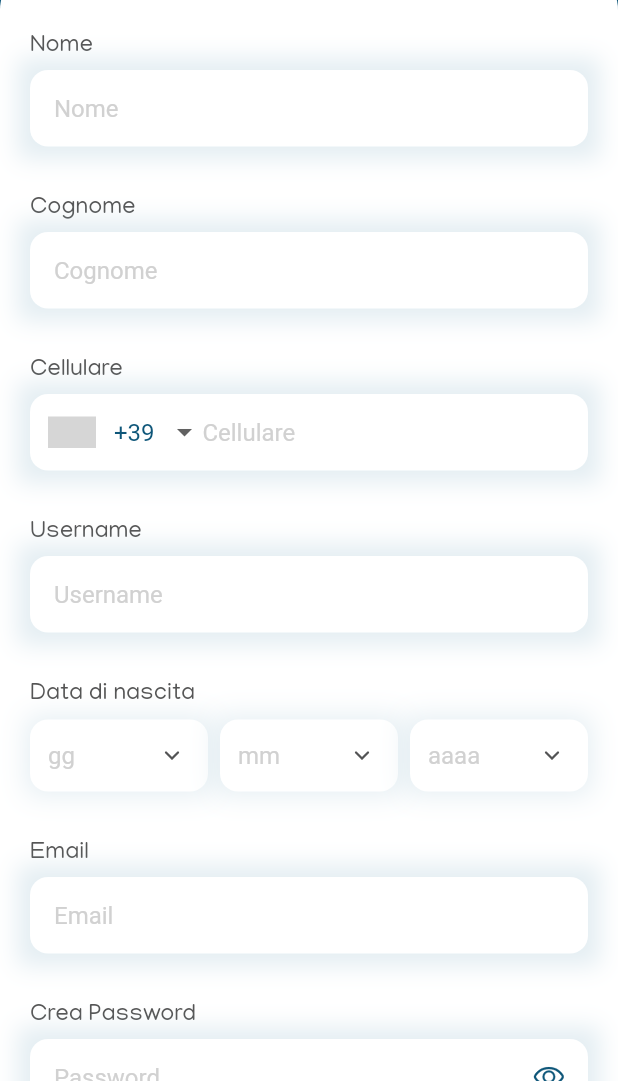
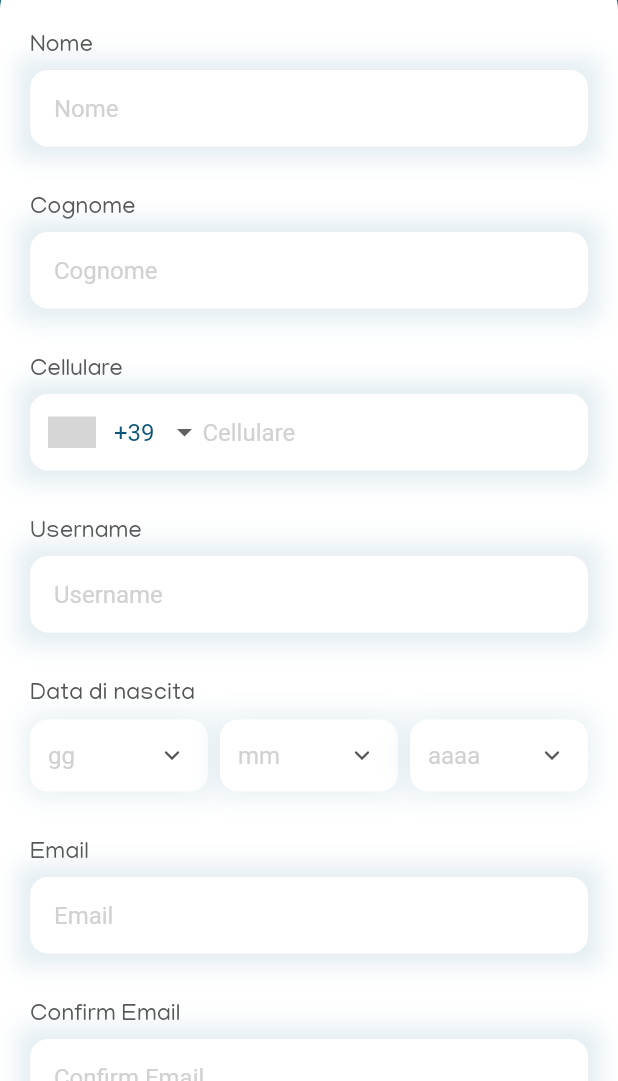
Before and after one commit to ankoosh544/my-sisterly-app-staging, a Flutter app: the SignupScreen screen opened directly, on a phone screen of 412 x 824 dp, the part 155-1236 px from its top. Run offline on Flutter 3.47's test engine with Material 2 defaults, Android fonts, the phone set to English and light mode, and no system bars; drawn by our look-alikes of intl_phone_number_input; our stand-ins replace cached_network_image, carousel_slider, device_info, firebase_analytics, firebase_core, flutter_rating_bar and 13 more; missing offline and left inert: add_2_calendar, app_settings, app_tracking_transparency, facebook_app_events, flutter_facebook_auth, flutter_inappwebview and 5 more; accounts and stored records are empty; grey boxes are pictures that could not be loaded.

Commit message:
confirm_email added to registration screen

```diff
--- a/lib/screens/signup_screen.dart
+++ b/lib/screens/signup_screen.dart
@@ -25,6 +25,7 @@ class SignupScreenState extends State<SignupScreen> {
   final TextEditingController _lastNameController = TextEditingController();
   final TextEditingController _phoneController = TextEditingController();
   final TextEditingController _emailController = TextEditingController();
+  final TextEditingController _confirmemailController = TextEditingController();
   final TextEditingController _usernameController = TextEditingController();
   final TextEditingController _passwordController = TextEditingController();
   final TextEditingController _birthDayText = TextEditingController();
@@ -71,6 +72,11 @@ class SignupScreenState extends State<SignupScreen> {
       return;
     }
 
+    if (ApiManager.isEmpty(_confirmemailController.text.trim())) {
+      ApiManager.showErrorToast(context, "signup_email_mandatory");
+      return;
+    }
+
     if (ApiManager.isEmpty(_passwordController.text.trim())) {
       ApiManager.showErrorToast(context, "signup_password_mandatory");
       return;
@@ -87,9 +93,12 @@ class SignupScreenState extends State<SignupScreen> {
 
     _usernameController.text = _usernameController.text.toLowerCase().trim();
     _emailController.text = _emailController.text.toLowerCase().trim();
+    _confirmemailController.text =
+        _confirmemailController.text.toLowerCase().trim();
 
     ApiManager(context).signup(
         _emailController.text.trim(),
+        _confirmemailController.text.trim(),
         _usernameController.text.trim(),
         _passwordController.text,
         _firstNameController.text,
@@ -144,6 +153,7 @@ class SignupScreenState extends State<SignupScreen> {
     _lastNameController.dispose();
     _phoneController.dispose();
     _emailController.dispose();
+    _confirmemailController.dispose();
     _usernameController.dispose();
     _passwordController.dispose();
     super.dispose();
@@ -648,6 +658,56 @@ class SignupScreenState extends State<SignupScreen> {
                           ),
                         ),
                         const SizedBox(height: 32),
+                        const Text("Confirm Email",
+                            style: TextStyle(
+                              color: Constants.TEXT_COLOR,
+                              fontSize: 16,
+                              fontFamily: Constants.FONT,
+                            )),
+                        const SizedBox(height: 7),
+                        Container(
+                          decoration: const BoxDecoration(
+                            boxShadow: [
+                              BoxShadow(
+                                color: Color(0x4ca3c4d4),
+                                spreadRadius: 8,
+                                blurRadius: 12,
+                                offset:
+                                    Offset(0, 0), // changes position of shadow
+                              ),
+                            ],
+                          ),
+                          child: TextField(
+                            keyboardType: TextInputType.emailAddress,
+                            cursorColor: Constants.PRIMARY_COLOR,
+                            style: const TextStyle(
+                              fontSize: 16,
+                              color: Constants.FORM_TEXT,
+                            ),
+                            onChanged: (value) {
+                              _confirmemailController.value = TextEditingValue(
+                                  text: value.toLowerCase(),
+                                  selection: _confirmemailController.selection);
+                            },
+                            decoration: InputDecoration(
+                              hintText: "Confirm Email",
+                              hintStyle: const TextStyle(
+                                  color: Constants.PLACEHOLDER_COLOR),
+                              border: OutlineInputBorder(
+                                borderRadius: BorderRadius.circular(12),
+                                borderSide: const BorderSide(
+                                  width: 0,
+                                  style: BorderStyle.none,
+                                ),
+                              ),
+                              contentPadding: const EdgeInsets.all(16),
+                              filled: true,
+                              fillColor: Constants.WHITE,
+                            ),
+                            controller: _confirmemailController,
+                          ),
+                        ),
+                        const SizedBox(height: 32),
                         const Text("Crea Password",
                             style: TextStyle(
                               color: Constants.TEXT_COLOR,
--- a/lib/utils/api_manager.dart
+++ b/lib/utils/api_manager.dart
@@ -38,10 +38,11 @@ class ApiManager {
     makePostRequest("/client/token", params, success, failure);
   }
 
-  signup(email, username, password, firstName, lastName, phone, birthday,
-      success, failure) async {
+  signup(email, confirmemail, username, password, firstName, lastName, phone,
+      birthday, success, failure) async {
     var params = {
       "email": email,
+      "confirmemail": confirmemail,
       "password": password,
       "first_name": firstName,
       "last_name": lastName,
```
